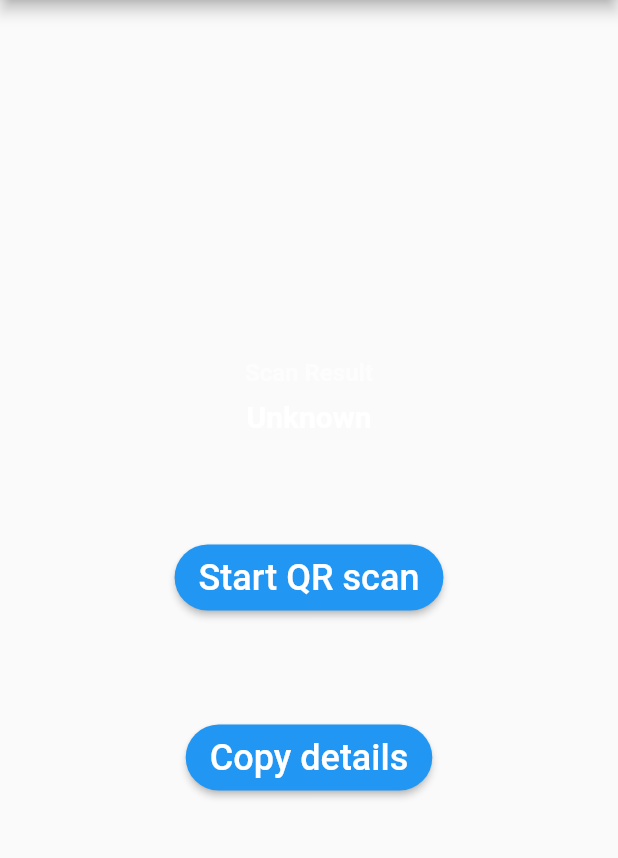
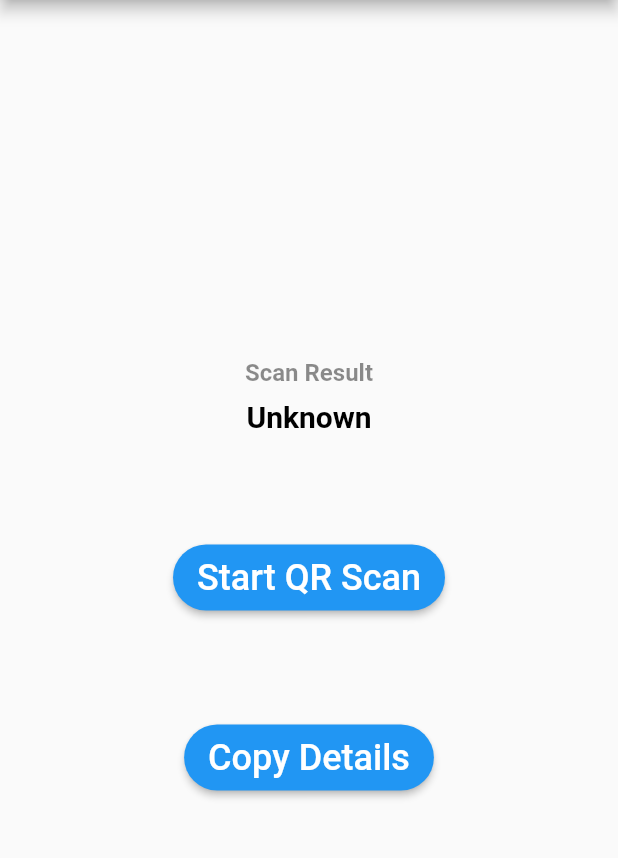
Before and after one commit to u4507075/device_booking, a Flutter app: the screen it shows after launch, after a tap on "Scan QR Code", on a phone screen of 412 x 824 dp, the part 84-942 px from its top. Run offline on Flutter 3.47's test engine with Material 2 defaults, Android fonts, the phone set to English and light mode, and no system bars; our stand-ins replace cloud_firestore, device_info, firebase_auth, firebase_core, firebase_database, font_awesome_flutter; missing offline and left inert: clipboard, flutter_barcode_scanner; accounts and stored records are empty.

```diff
--- a/lib/dev/qrscan.dart
+++ b/lib/dev/qrscan.dart
@@ -165,7 +165,7 @@ class _QRScanState extends State<QRScan> {
                     ScAn.Result,
                     style: TextStyle(
                       fontSize: 16,
-                      color: Colors.white54,
+                      color: Colors.black45,
                       fontWeight: FontWeight.bold,
                     ),
                   );
@@ -174,7 +174,7 @@ class _QRScanState extends State<QRScan> {
                     'Scan Result',
                     style: TextStyle(
                       fontSize: 16,
-                      color: Colors.white54,
+                      color: Colors.black45,
                       fontWeight: FontWeight.bold,
                     ),
                   );
@@ -186,21 +186,52 @@ class _QRScanState extends State<QRScan> {
                 style: TextStyle(
                   fontSize: 20,
                   fontWeight: FontWeight.bold,
-                  color: Colors.white,
+                  color: Colors.black,
                 ),
               ),
               SizedBox(height: 72),
-              ButtonWidget(
-                text: 'Start QR scan',
-                onClicked: () => scanQRCode(),
+              StreamBuilder<Object>(
+                  stream: _controller.stream,
+                  builder: (context, snapshot) {
+                    if (snapshot != null &&
+                        snapshot.hasData &&
+                        snapshot.data == "success") {
+
+                      return ButtonWidget(
+                          text: ScAn.Start,
+                          onClicked: () => scanQRCode());
+                    } else {
+                      return ButtonWidget(
+                          text: "Start QR Scan",
+                          onClicked: () => scanQRCode());
+                    }
+                  }
               ),
+
               SizedBox(height: 72),
-              ButtonWidget(
-                  text: 'Copy details',    //สร้างปุ่ม+copy to clipboard
-                  onClicked: () {
-                    FlutterClipboard.copy('$qrCode')
-                        .then((value) => print('copied'));
-                  }),
+              StreamBuilder<Object>(
+                  stream: _controller.stream,
+                  builder: (context, snapshot) {
+                    if (snapshot != null &&
+                        snapshot.hasData &&
+                        snapshot.data == "success") {
+
+                      return ButtonWidget(
+                          text: ScAn.Copy,
+                          onClicked: () {FlutterClipboard.copy("$qrCode").then((value) => print("copied"));});
+                    } else {
+                      return ButtonWidget(
+                          text: "Copy Details",
+                          onClicked: () {FlutterClipboard.copy("$qrCode").then((value) => print("copied"));});
+                    }
+                  }
+              ),
+              // ButtonWidget(
+              //     text: 'Copy details',    //สร้างปุ่ม+copy to clipboard
+              //     onClicked: () {
+              //       FlutterClipboard.copy('$qrCode')
+              //           .then((value) => print('copied'));
+              //     }),
             ],
           ),
         ),
```
